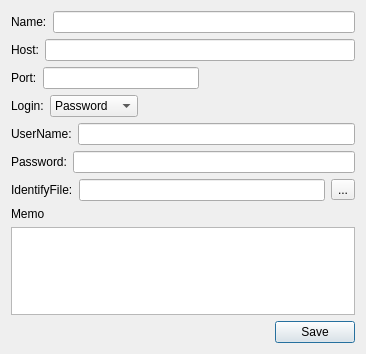
The window that woterm/qwohostinfoadd.ui (hongnod/woterm) describes before a commit, drawn with Qt 5.
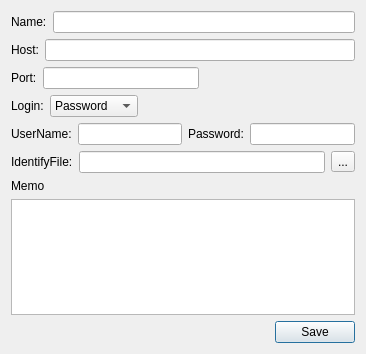
The same window after the commit.

The edit to the form file:
```diff
--- a/woterm/qwohostinfoadd.ui
+++ b/woterm/qwohostinfoadd.ui
@@ -28,6 +28,9 @@
   <layout class="QVBoxLayout" name="verticalLayout_2">
    <item>
     <layout class="QVBoxLayout" name="vbox">
+     <property name="spacing">
+      <number>6</number>
+     </property>
      <item>
       <layout class="QHBoxLayout" name="horizontalLayout">
        <item>
@@ -133,10 +136,6 @@
        <item>
         <widget class="QLineEdit" name="userName"/>
        </item>
-      </layout>
-     </item>
-     <item>
-      <layout class="QHBoxLayout" name="horizontalLayout_3">
        <item>
         <widget class="QLabel" name="label_3">
          <property name="text">
@@ -158,6 +157,9 @@
          </property>
         </widget>
        </item>
+       <item>
+        <layout class="QHBoxLayout" name="horizontalLayout_3"/>
+       </item>
        <item>
         <widget class="QLineEdit" name="identify"/>
        </item>
```
Left out of the diff: 6 changed lines with no effect on the pictures.
